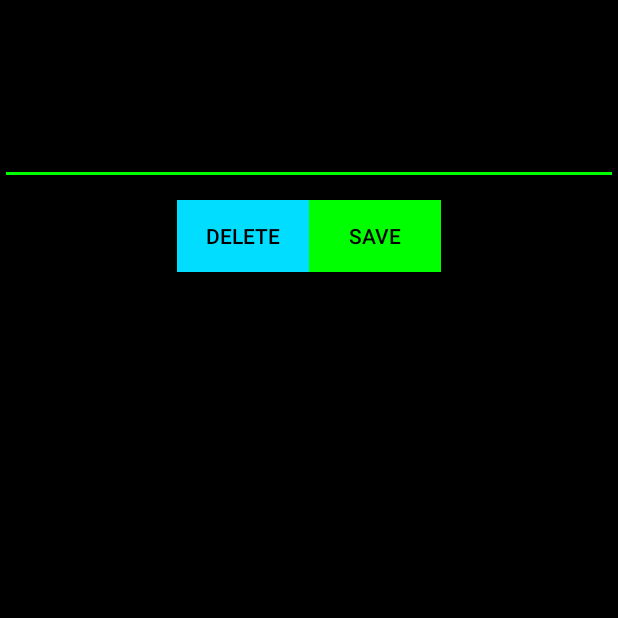
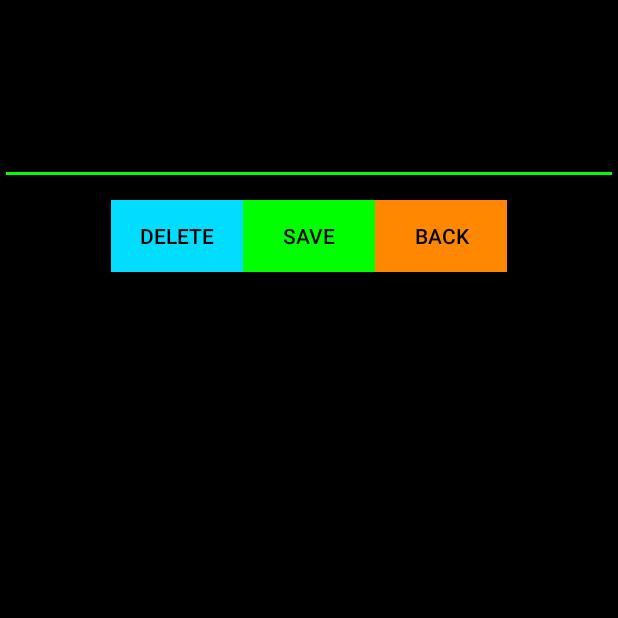
Before and after one commit to logicalpermission7/Jarvis, an Android app: the EditDataActivity screen opened directly, with no data from a screen before it, on a phone screen of 412 x 824 dp, the top half of it. Run offline under Robolectric (Android 15) with nearby library versions, the phone set to English and light mode, and no system bars.

Commit message:
color accent changed

```diff
--- a/app/src/main/res/layout/edit_data.xml
+++ b/app/src/main/res/layout/edit_data.xml
@@ -42,6 +42,15 @@
             android:textColor="#000"
             android:text="SAVE" />
 
+        <Button
+            android:id="@+id/btnBack"
+            android:layout_width="wrap_content"
+            android:layout_height="wrap_content"
+            android:layout_marginTop="10dp"
+            android:background="@android:color/holo_orange_dark"
+            android:text="BACK"
+            android:textColor="#000" />
+
     </LinearLayout>
 
 </RelativeLayout>
```
